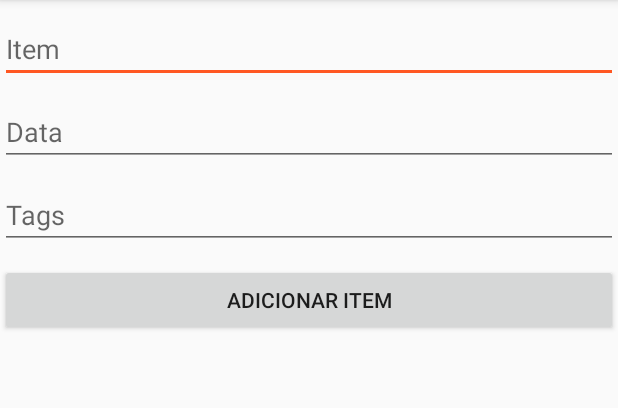
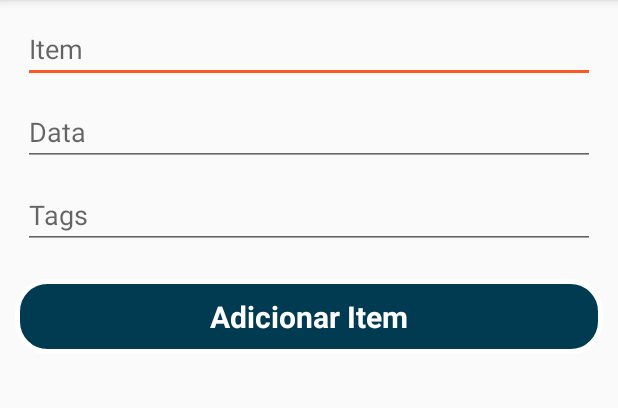
Before and after one commit to gustavolandi/todo, an Android app: the AddItemActivity screen opened directly, with no data from a screen before it, on a phone screen of 412 x 824 dp, the part 84-492 px from its top. Run offline under Robolectric (Android 15) with nearby library versions, the phone set to English and light mode, and no system bars.

Commit message:
ajustando layout add item

```diff
--- a/app/src/main/java/br/com/landi/todolist/AddItemActivity.kt
+++ b/app/src/main/java/br/com/landi/todolist/AddItemActivity.kt
@@ -8,6 +8,7 @@ import android.os.Bundle
 import android.view.MenuItem
 import android.widget.Button
 import android.widget.EditText
+import android.widget.RelativeLayout
 import androidx.appcompat.app.AppCompatActivity
 import br.com.landi.todolist.utils.Utils.Companion.TODO_DATE
 import br.com.landi.todolist.utils.Utils.Companion.TODO_NAME
@@ -55,7 +56,7 @@ class AddItemActivity : AppCompatActivity() {
     }
 
     fun init() {
-        val addButton : Button = findViewById(R.id.btnAddItem)
+        val addButton : RelativeLayout = findViewById(R.id.btnAddItem)
         val edtName : EditText = findViewById(R.id.edtName)
         val edtDate : EditText = findViewById(R.id.edtDate)
         val edtTags : EditText = findViewById(R.id.edtTags)
--- a/app/src/main/res/layout/activity_add_item.xml
+++ b/app/src/main/res/layout/activity_add_item.xml
@@ -9,6 +9,8 @@
         android:layout_height="wrap_content"
         android:id="@+id/edtName"
         android:layout_marginTop="10dp"
+        android:layout_marginLeft="15dp"
+        android:layout_marginRight="15dp"
         android:hint="Item"/>
 
     <EditText
@@ -19,6 +21,8 @@
         android:layout_below="@+id/edtName"
         android:focusableInTouchMode="false"
         android:inputType="date"
+        android:layout_marginLeft="15dp"
+        android:layout_marginRight="15dp"
         android:hint="Data"/>
 
     <EditText
@@ -28,16 +32,32 @@
         android:layout_marginTop="10dp"
         android:layout_below="@+id/edtDate"
         android:inputType="text"
+        android:layout_marginLeft="15dp"
+        android:layout_marginRight="15dp"
         android:hint="Tags"/>
 
-    <Button
+    <RelativeLayout
         android:layout_width="match_parent"
-        android:layout_height="wrap_content"
+        android:layout_height="50dp"
         android:id="@+id/btnAddItem"
+        android:layout_marginLeft="10dp"
+        android:layout_marginRight="10dp"
+        android:layout_centerHorizontal="true"
+        android:background="@drawable/layout_selector"
+        android:clickable="true"
         android:layout_below="@+id/edtTags"
-        android:layout_marginTop="10dp"
-        android:text="Adicionar Item"
-        />
+        android:layout_marginTop="20dp"
+        android:layout_marginBottom="15dp">
+
+        <TextView
+            android:layout_width="wrap_content"
+            android:layout_height="wrap_content"
+            android:layout_centerInParent="true"
+            android:text="Adicionar Item"
+            android:textSize="20dp"
+            android:textColor="@color/white"
+            android:textStyle="bold"/>
+    </RelativeLayout>
 
 
 </RelativeLayout>
```
